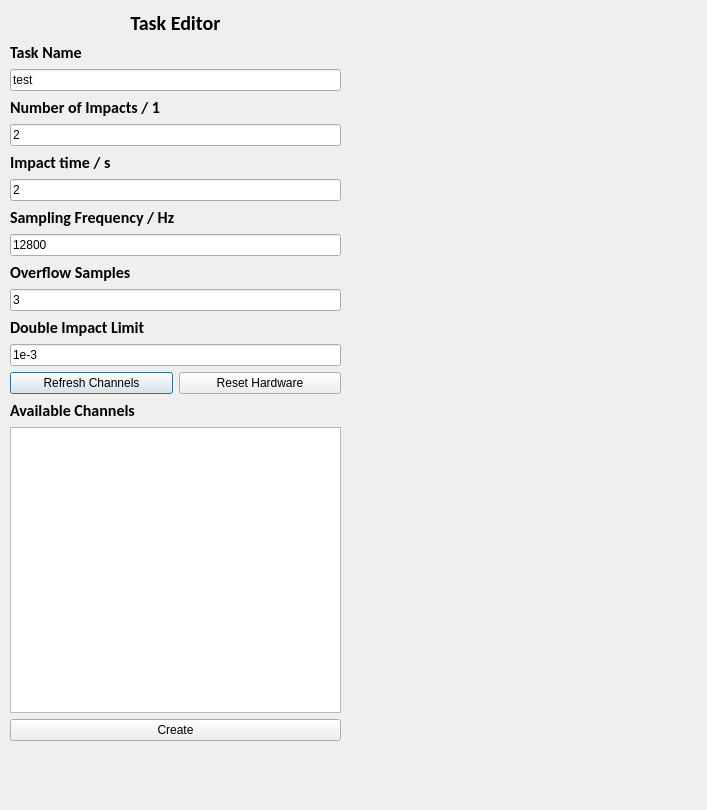
The window that ui/sdlma_task_gui.ui (SDL-MCI/SDLMA-GUI) describes before a commit, drawn with Qt 5.
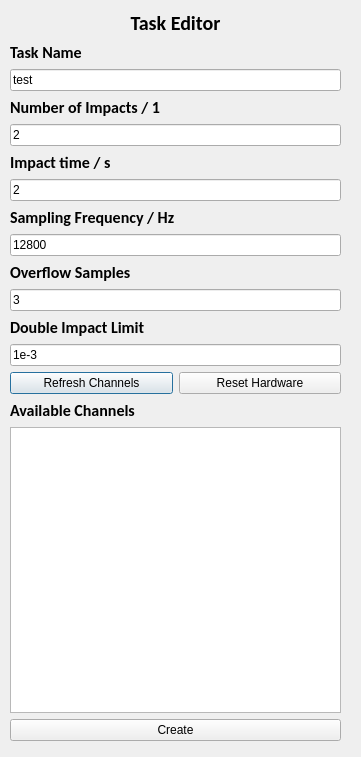
The same window after the commit.

What changed in the file:
```diff
--- a/ui/sdlma_task_gui.ui
+++ b/ui/sdlma_task_gui.ui
@@ -6,8 +6,8 @@
    <rect>
     <x>0</x>
     <y>0</y>
-    <width>707</width>
-    <height>810</height>
+    <width>361</width>
+    <height>757</height>
    </rect>
   </property>
   <property name="windowTitle">
```
